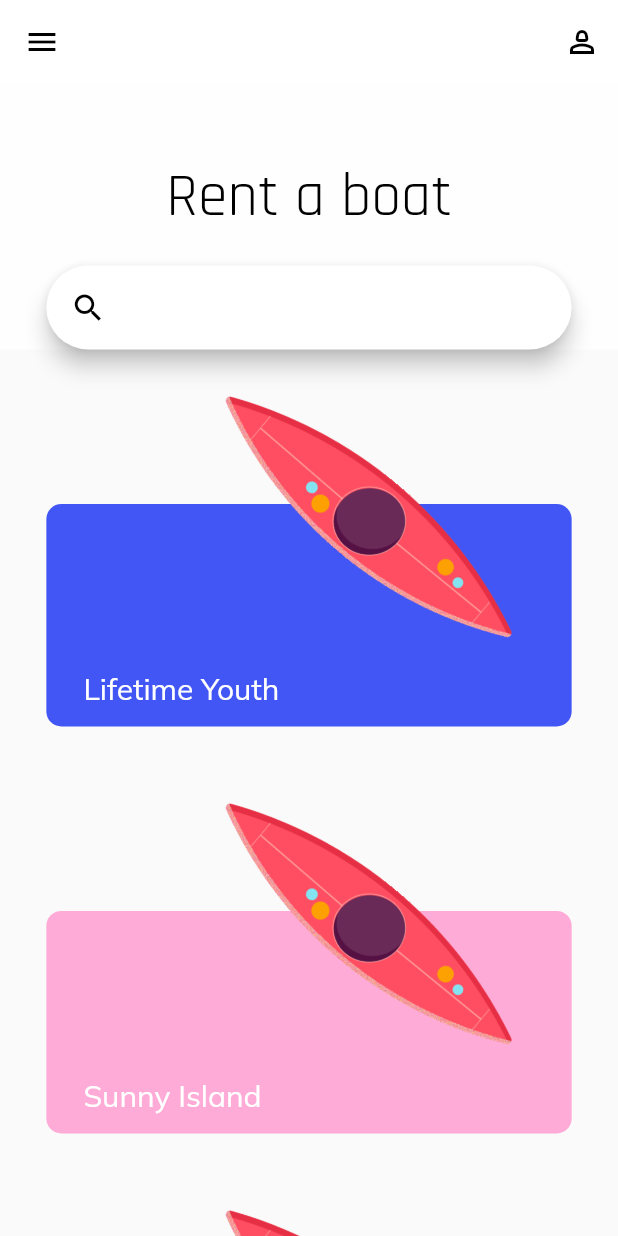
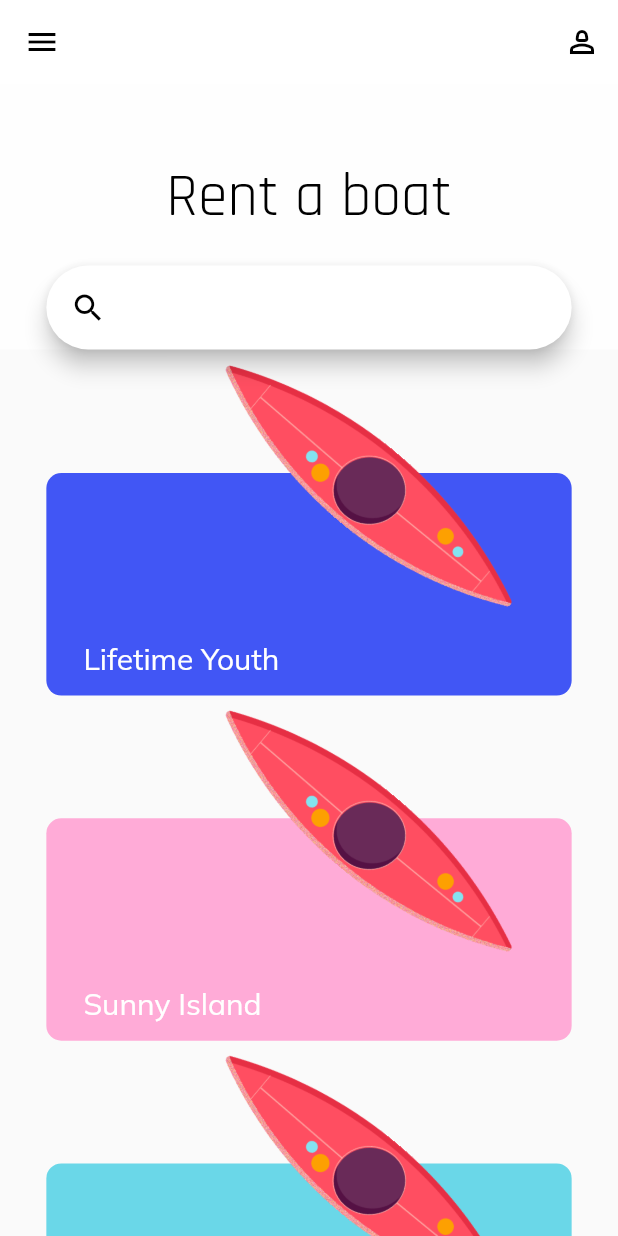
Before and after one commit to tyanochkuby/flutter_animation_example, a Flutter app: the screen it shows after launch, after a tap on the "person 2" icon, on a phone screen of 412 x 824 dp. Run offline on Flutter 3.47's test engine with Material 2 defaults, Android fonts, the phone set to English and light mode, and no system bars; our stand-ins replace google_fonts.

```diff
--- a/lib/presentation/homepage.dart
+++ b/lib/presentation/homepage.dart
@@ -73,8 +73,10 @@ class _HomePageState extends State<HomePage> {
                         children: [
                           Padding(
                               padding: EdgeInsets.only(
-                                  top:
-                                      MediaQuery.of(context).size.width * 0.15),
+                                  top: i == 0
+                                      ? MediaQuery.of(context).size.width * 0.10
+                                      : MediaQuery.of(context).size.width *
+                                          0.05),
                               child: boatCards.elementAt(i)),
                           const SizedBox(
                             height: 20,
@@ -145,6 +147,8 @@ class _HomePageState extends State<HomePage> {
     setState(() {});
   }
 
+  Future ft = Future(() {});
+
   void addBoatCards() async {
     if (!boatsAdded) {
       List<BoatTour> boatTours = [
@@ -167,8 +171,13 @@ class _HomePageState extends State<HomePage> {
       ];
 
       for (var boatTour in boatTours) {
-        boatCards.add(BoatCard(boatTour: boatTour));
-        _listKey.currentState?.insertItem(boatCards.length - 1);
+        ft = ft.then((_) {
+          return Future.delayed(const Duration(milliseconds: 150), () {
+            boatCards.add(BoatCard(boatTour: boatTour));
+            _listKey.currentState?.insertItem(boatCards.length - 1);
+          });
+        });
+
         // await Future.delayed(const Duration(milliseconds: 200));
       }
       boatsAdded = true;
```
